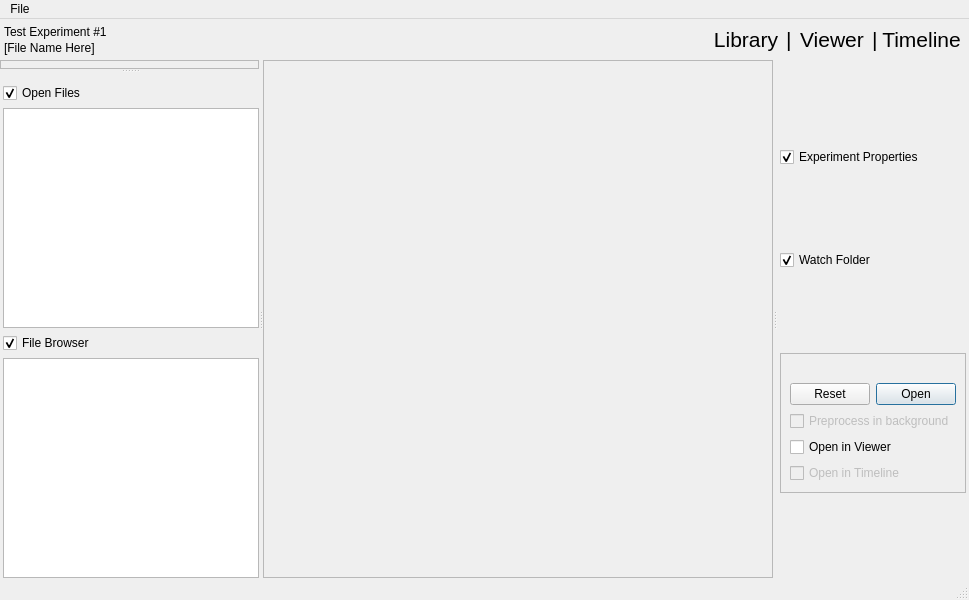
This is gui/mainwindow.ui in ronpandolfi/Xi-cam as Qt 5 draws it before an edit. The edited form follows.
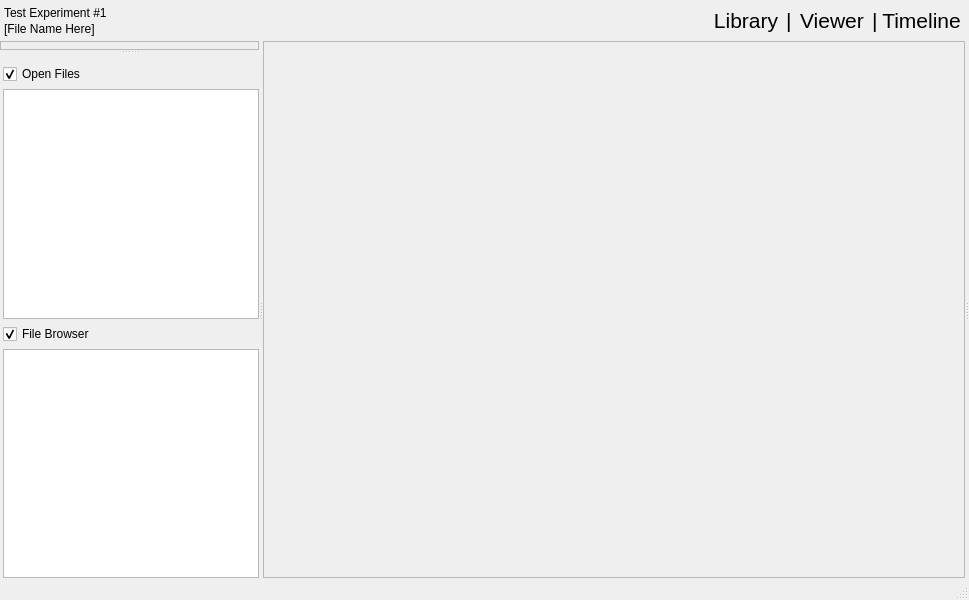
This is the edited form. The open tabs and pages were chosen to show the change. Icons and pictures are not drawn.

The edit to the form file:
```diff
--- a/gui/mainwindow.ui
+++ b/gui/mainwindow.ui
@@ -340,45 +340,6 @@
          <property name="currentIndex">
           <number>1</number>
          </property>
-         <widget class="QWidget" name="page_2">
-          <layout class="QVBoxLayout" name="verticalLayout_5">
-           <property name="spacing">
-            <number>0</number>
-           </property>
-           <property name="leftMargin">
-            <number>0</number>
-           </property>
-           <property name="topMargin">
-            <number>0</number>
-           </property>
-           <property name="rightMargin">
-            <number>0</number>
-           </property>
-           <property name="bottomMargin">
-            <number>0</number>
-           </property>
-           <item>
-            <widget class="QScrollArea" name="scrollArea">
-             <property name="focusPolicy">
-              <enum>Qt::NoFocus</enum>
-             </property>
-             <property name="widgetResizable">
-              <bool>true</bool>
-             </property>
-             <widget class="QWidget" name="thumbbox">
-              <property name="geometry">
-               <rect>
-                <x>0</x>
-                <y>0</y>
-                <width>475</width>
-                <height>500</height>
-               </rect>
-              </property>
-             </widget>
-            </widget>
-           </item>
-          </layout>
-         </widget>
          <widget class="QWidget" name="page">
           <property name="sizePolicy">
            <sizepolicy hsizetype="Expanding" vsizetype="Expanding">
@@ -455,6 +416,45 @@
            </item>
           </layout>
          </widget>
+         <widget class="QWidget" name="page_2">
+          <layout class="QVBoxLayout" name="verticalLayout_5">
+           <property name="spacing">
+            <number>0</number>
+           </property>
+           <property name="leftMargin">
+            <number>0</number>
+           </property>
+           <property name="topMargin">
+            <number>0</number>
+           </property>
+           <property name="rightMargin">
+            <number>0</number>
+           </property>
+           <property name="bottomMargin">
+            <number>0</number>
+           </property>
+           <item>
+            <widget class="QScrollArea" name="scrollArea">
+             <property name="focusPolicy">
+              <enum>Qt::NoFocus</enum>
+             </property>
+             <property name="widgetResizable">
+              <bool>true</bool>
+             </property>
+             <widget class="QWidget" name="thumbbox">
+              <property name="geometry">
+               <rect>
+                <x>0</x>
+                <y>0</y>
+                <width>98</width>
+                <height>28</height>
+               </rect>
+              </property>
+             </widget>
+            </widget>
+           </item>
+          </layout>
+         </widget>
          <widget class="QWidget" name="page_3">
           <layout class="QVBoxLayout" name="verticalLayout_2">
            <property name="spacing">
@@ -515,111 +515,7 @@
          </widget>
         </widget>
         <widget class="QWidget" name="layoutWidget">
-         <layout class="QVBoxLayout" name="_2">
-          <property name="leftMargin">
-           <number>3</number>
-          </property>
-          <property name="topMargin">
-           <number>10</number>
-          </property>
-          <property name="rightMargin">
-           <number>3</number>
-          </property>
-          <property name="bottomMargin">
-           <number>5</number>
-          </property>
-          <item>
-           <widget class="QCheckBox" name="experimentfold">
-            <property name="text">
-             <string>Experiment Properties</string>
-            </property>
-            <property name="checked">
-             <bool>true</bool>
-            </property>
-            <property name="isFoldingTab" stdset="0">
-             <bool>true</bool>
-            </property>
-           </widget>
-          </item>
-          <item>
-           <layout class="QVBoxLayout" name="propertiesBox"/>
-          </item>
-          <item>
-           <widget class="QCheckBox" name="watchfold">
-            <property name="text">
-             <string>Watch Folder</string>
-            </property>
-            <property name="checked">
-             <bool>true</bool>
-            </property>
-            <property name="isFoldingTab" stdset="0">
-             <bool>true</bool>
-            </property>
-           </widget>
-          </item>
-          <item>
-           <widget class="QFrame" name="watchframe">
-            <property name="sizePolicy">
-             <sizepolicy hsizetype="Preferred" vsizetype="Maximum">
-              <horstretch>0</horstretch>
-              <verstretch>0</verstretch>
-             </sizepolicy>
-            </property>
-            <property name="frameShape">
-             <enum>QFrame::StyledPanel</enum>
-            </property>
-            <property name="frameShadow">
-             <enum>QFrame::Sunken</enum>
-            </property>
-            <layout class="QVBoxLayout" name="verticalLayout_9">
-             <item>
-              <widget class="QLabel" name="watchfolderpath">
-               <property name="text">
-                <string/>
-               </property>
-              </widget>
-             </item>
-             <item>
-              <widget class="QDialogButtonBox" name="watchbuttons">
-               <property name="standardButtons">
-                <set>QDialogButtonBox::Open|QDialogButtonBox::Reset</set>
-               </property>
-              </widget>
-             </item>
-             <item>
-              <widget class="QCheckBox" name="autoPreprocess">
-               <property name="enabled">
-                <bool>false</bool>
-               </property>
-               <property name="text">
-                <string>Preprocess in background</string>
-               </property>
-               <property name="checkable">
-                <bool>true</bool>
-               </property>
-              </widget>
-             </item>
-             <item>
-              <widget class="QCheckBox" name="autoView">
-               <property name="text">
-                <string>Open in Viewer</string>
-               </property>
-              </widget>
-             </item>
-             <item>
-              <widget class="QCheckBox" name="autoTimeline">
-               <property name="enabled">
-                <bool>false</bool>
-               </property>
-               <property name="text">
-                <string>Open in Timeline</string>
-               </property>
-              </widget>
-             </item>
-            </layout>
-           </widget>
-          </item>
-         </layout>
+         <layout class="QVBoxLayout" name="propertiesBox"/>
         </widget>
        </widget>
       </item>
@@ -628,24 +524,6 @@
    </layout>
   </widget>
   <widget class="QStatusBar" name="statusbar"/>
-  <widget class="QMenuBar" name="menuBar">
-   <property name="geometry">
-    <rect>
-     <x>0</x>
-     <y>0</y>
-     <width>969</width>
-     <height>22</height>
-    </rect>
-   </property>
-   <widget class="QMenu" name="menuFile">
-    <property name="title">
-     <string>File</string>
-    </property>
-    <addaction name="actionOpen"/>
-    <addaction name="actionExport_Image"/>
-   </widget>
-   <addaction name="menuFile"/>
-  </widget>
   <action name="actionBeamProperties">
    <property name="icon">
        <iconset>
```
Left out of the diff: 148 changed lines with no effect on the pictures.
